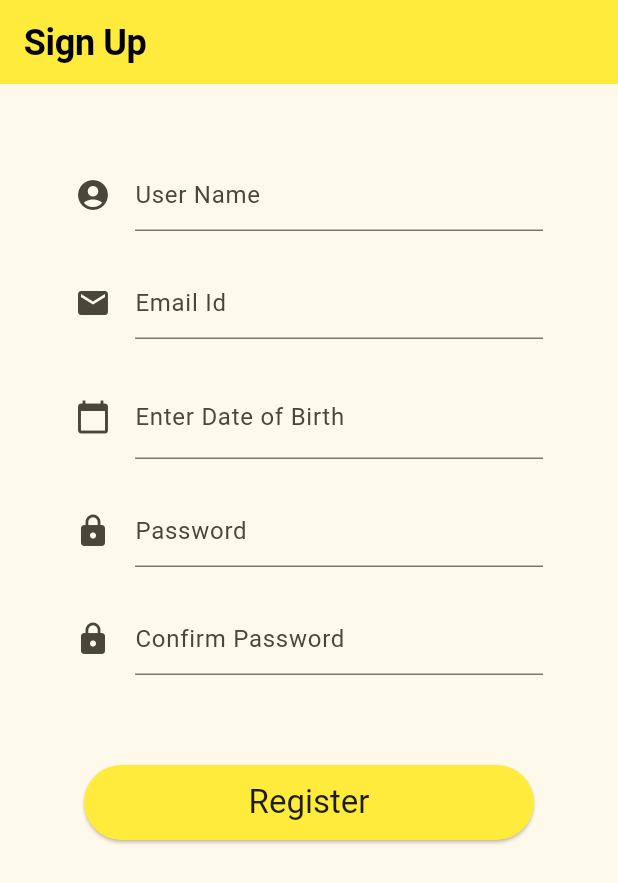
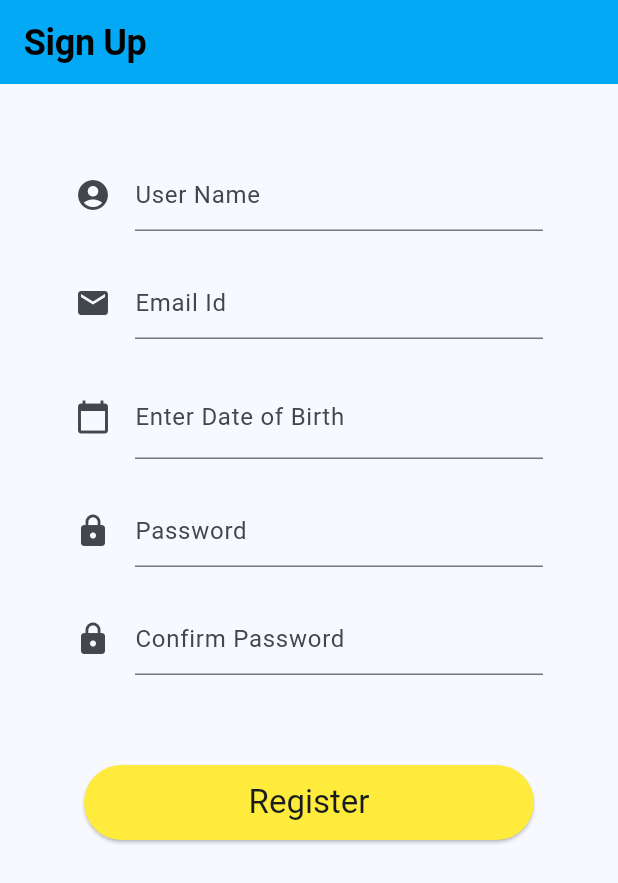
Before and after one commit to snehaJoshi90/NewWorldTime, a Flutter app: the screen it shows after launch, after a tap on "login", after a tap on "Sign up", on a phone screen of 412 x 824 dp. Shown: the top 883 px of the screen. Run offline on Flutter 3.47's test engine with Material 2 defaults, Android fonts, the light colour scheme and no system bars; our stand-ins replace shared_preferences; network calls fail; Roboto replaces fonts that are missing (Corben).

Commit message:
three updates

```diff
--- a/demo_project/lib/common/theme.dart
+++ b/demo_project/lib/common/theme.dart
@@ -1,7 +1,7 @@
 import 'package:flutter/material.dart';
 
 final appTheme=ThemeData(
-    colorSchemeSeed: Colors.yellow,
+    colorSchemeSeed: Colors.lightBlue,
     useMaterial3: true,
     textTheme: TextTheme(
         displayLarge: TextStyle(
--- a/demo_project/lib/screens/screen_login.dart
+++ b/demo_project/lib/screens/screen_login.dart
@@ -47,7 +47,7 @@ class _MyLoginState extends State<MyLogin> {
     return Scaffold(
         appBar: AppBar(
           title: Text('Login page',style: Theme.of(context).textTheme.displayLarge,),
-          backgroundColor: Colors.yellow,
+          backgroundColor: Colors.lightBlue,
         ),
 
       body: SingleChildScrollView(
--- a/demo_project/lib/screens/screen_signup.dart
+++ b/demo_project/lib/screens/screen_signup.dart
@@ -72,7 +72,7 @@ class _MysignUpState extends State<MysignUp> {
     return   Scaffold(
           appBar: AppBar(
             title: Text('Sign Up',style: Theme.of(context).textTheme.displayLarge,),
-            backgroundColor: Colors.yellow,
+            backgroundColor: Colors.lightBlue,
           ),
         body: SingleChildScrollView(
           child: Center(
```
